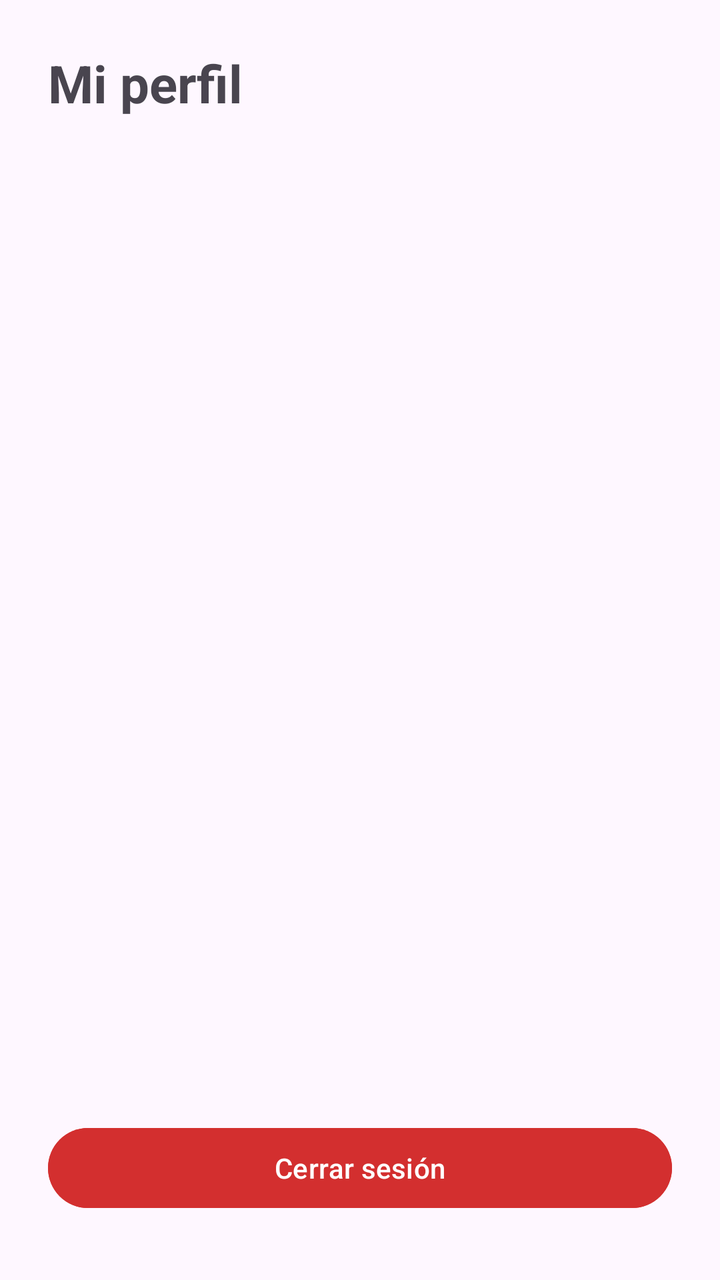
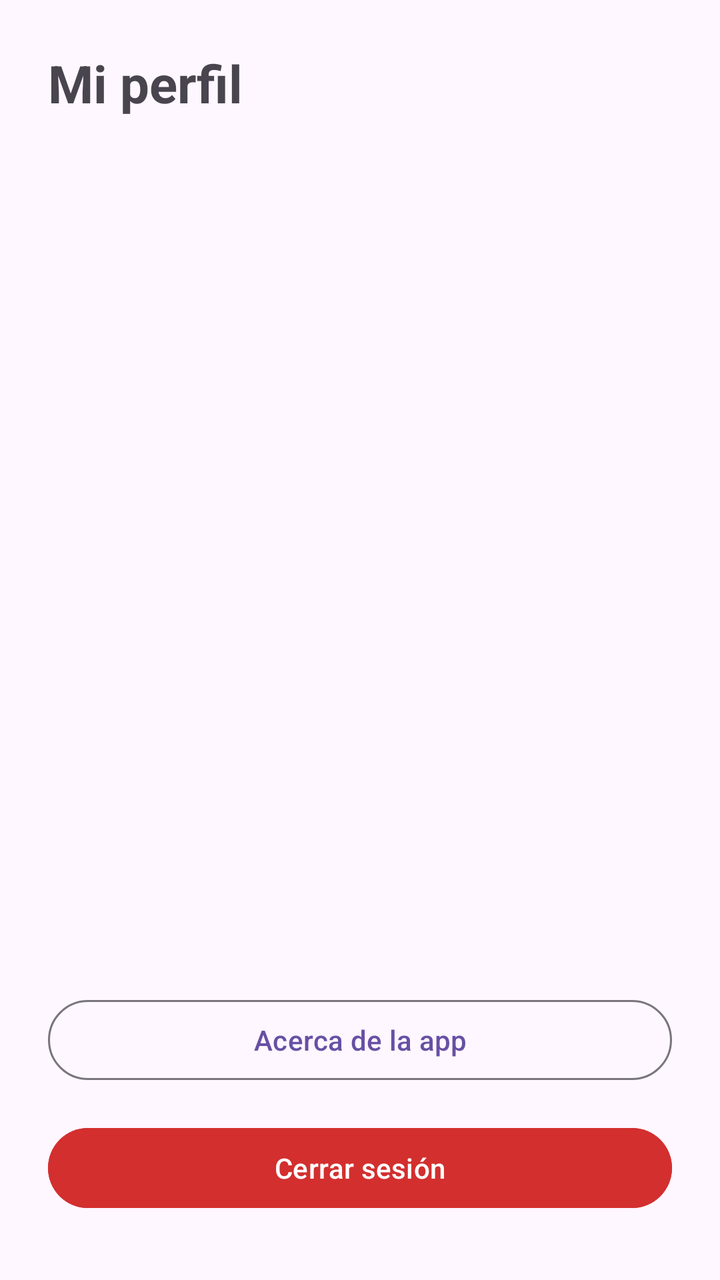

The first picture is an Android layout as it rendered before a commit; the second is the same layout after the commit. The layout source and the unified diff follow.
<!-- AndroidManifest.xml: application theme Theme.Proyecto -->
<!-- res/layout/activity_perfil.xml -->
<?xml version="1.0" encoding="utf-8"?>
<androidx.constraintlayout.widget.ConstraintLayout xmlns:android="http://schemas.android.com/apk/res/android"
    xmlns:app="http://schemas.android.com/apk/res-auto"
    xmlns:tools="http://schemas.android.com/tools"
    android:id="@+id/main"
    android:layout_width="match_parent"
    android:layout_height="match_parent"
    tools:context=".PerfilActivity">

    <TextView
        android:id="@+id/tvTituloPerfil"
        android:layout_width="0dp"
        android:layout_height="wrap_content"
        android:layout_marginStart="24dp"
        android:layout_marginTop="24dp"
        android:layout_marginEnd="24dp"
        android:text="@string/perfil_titulo"
        android:textSize="26sp"
        android:textStyle="bold"
        app:layout_constraintEnd_toEndOf="parent"
        app:layout_constraintStart_toStartOf="parent"
        app:layout_constraintTop_toTopOf="parent" />

    <TextView
        android:id="@+id/tvNombrePerfil"
        android:layout_width="0dp"
        android:layout_height="wrap_content"
        android:layout_marginStart="24dp"
        android:layout_marginTop="32dp"
        android:layout_marginEnd="24dp"
        android:textSize="18sp"
        app:layout_constraintEnd_toEndOf="parent"
        app:layout_constraintStart_toStartOf="parent"
        app:layout_constraintTop_toBottomOf="@id/tvTituloPerfil" />

    <TextView
        android:id="@+id/tvCorreoPerfil"
        android:layout_width="0dp"
        android:layout_height="wrap_content"
        android:layout_marginStart="24dp"
        android:layout_marginTop="16dp"
        android:layout_marginEnd="24dp"
        android:textSize="18sp"
        app:layout_constraintEnd_toEndOf="parent"
        app:layout_constraintStart_toStartOf="parent"
        app:layout_constraintTop_toBottomOf="@id/tvNombrePerfil" />

    <TextView
        android:id="@+id/tvCarreraPerfil"
        android:layout_width="0dp"
        android:layout_height="wrap_content"
        android:layout_marginStart="24dp"
        android:layout_marginTop="16dp"
        android:layout_marginEnd="24dp"
        android:textSize="18sp"
        app:layout_constraintEnd_toEndOf="parent"
        app:layout_constraintStart_toStartOf="parent"
        app:layout_constraintTop_toBottomOf="@id/tvCorreoPerfil" />

    <TextView
        android:id="@+id/tvSedePerfil"
        android:layout_width="0dp"
        android:layout_height="wrap_content"
        android:layout_marginStart="24dp"
        android:layout_marginTop="16dp"
        android:layout_marginEnd="24dp"
        android:textSize="18sp"
        app:layout_constraintEnd_toEndOf="parent"
        app:layout_constraintStart_toStartOf="parent"
        app:layout_constraintTop_toBottomOf="@id/tvCarreraPerfil" />

    <TextView
        android:id="@+id/tvHorasPerfil"
        android:layout_width="0dp"
        android:layout_height="wrap_content"
        android:layout_marginStart="24dp"
        android:layout_marginTop="16dp"
        android:layout_marginEnd="24dp"
        android:textSize="18sp"
        android:textStyle="bold"
        app:layout_constraintEnd_toEndOf="parent"
        app:layout_constraintStart_toStartOf="parent"
        app:layout_constraintTop_toBottomOf="@id/tvSedePerfil" />

    <com.google.android.material.button.MaterialButton
        android:id="@+id/btnCerrarSesion"
        android:layout_width="0dp"
        android:layout_height="wrap_content"
        android:layout_marginStart="24dp"
        android:layout_marginEnd="24dp"
        android:layout_marginBottom="32dp"
        android:backgroundTint="@color/rojo_cerrar"
        android:text="@string/btn_cerrar_sesion"
        android:textColor="@android:color/white"
        app:layout_constraintBottom_toBottomOf="parent"
        app:layout_constraintEnd_toEndOf="parent"
        app:layout_constraintStart_toStartOf="parent" />

</androidx.constraintlayout.widget.ConstraintLayout>
<!-- resources referenced by this layout -->
<resources>
  <color name="rojo_cerrar">#D32F2F</color>
  <string name="btn_cerrar_sesion">Cerrar sesión</string>
  <string name="perfil_titulo">Mi perfil</string>
  <style name="Theme.Proyecto" parent="Base.Theme.Proyecto" />
  <style name="Base.Theme.Proyecto" parent="Theme.Material3.DayNight.NoActionBar">
          
          
      </style>
</resources>

<!-- the commit's change to res/layout/activity_perfil.xml (unified diff, before → after) -->
@@ -83,6 +83,19 @@
         app:layout_constraintTop_toBottomOf="@id/tvSedePerfil" />
 
     <com.google.android.material.button.MaterialButton
+        android:id="@+id/btnAcerca"
+        style="?attr/materialButtonOutlinedStyle"
+        android:layout_width="0dp"
+        android:layout_height="wrap_content"
+        android:layout_marginStart="24dp"
+        android:layout_marginEnd="24dp"
+        android:layout_marginBottom="16dp"
+        android:text="@string/btn_acerca"
+        app:layout_constraintBottom_toTopOf="@id/btnCerrarSesion"
+        app:layout_constraintEnd_toEndOf="parent"
+        app:layout_constraintStart_toStartOf="parent" />
+
+    <com.google.android.material.button.MaterialButton
         android:id="@+id/btnCerrarSesion"
         android:layout_width="0dp"
         android:layout_height="wrap_content"
<!-- resource entries referenced after the edit -->
@@ -1,6 +1,7 @@
 <!-- resources referenced by this layout -->
 <resources>
   <color name="rojo_cerrar">#D32F2F</color>
+  <string name="btn_acerca">Acerca de la app</string>
   <string name="btn_cerrar_sesion">Cerrar sesión</string>
   <string name="perfil_titulo">Mi perfil</string>
   <style name="Theme.Proyecto" parent="Base.Theme.Proyecto" />
